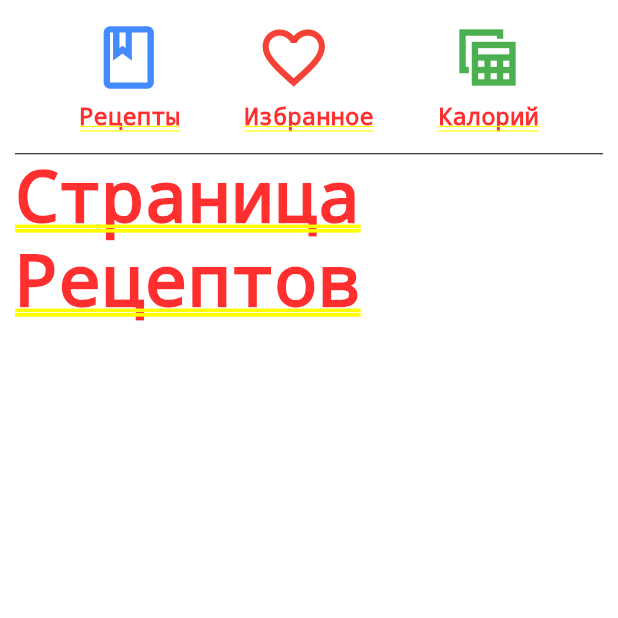
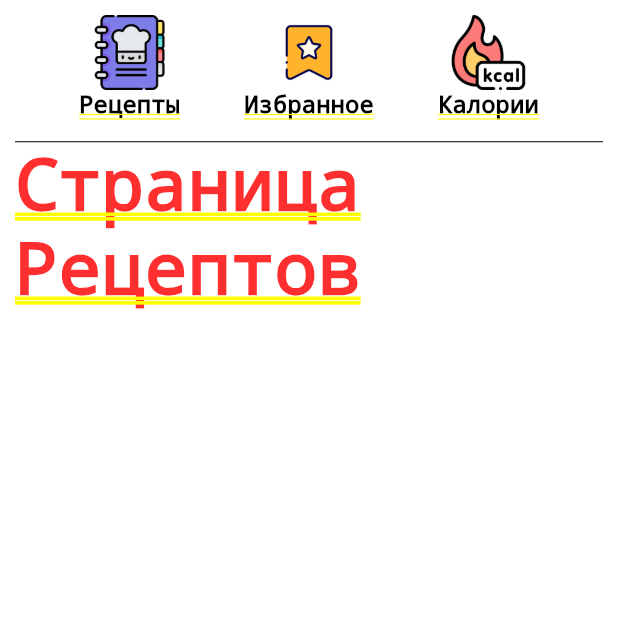
Before and after one commit to sdu-mp-21/eat-fit, a Flutter app: the MenuPage screen opened by its route, on a phone screen of 412 x 824 dp, the top half of it. Run offline on Flutter 3.47's test engine with Material 2 defaults, Android fonts, the phone set to English and light mode, and no system bars; our stand-ins replace connectivity, data_connection_checker, dio, fluttertoast, string_validator.

Commit message:
Update menu_page.dart

```diff
--- a/lib/menu_page.dart
+++ b/lib/menu_page.dart
@@ -25,82 +25,64 @@ class _MenuPageState extends State<MenuPage> {
   @override
   Widget build(BuildContext context) {
     return Container(
-      padding: EdgeInsets.fromLTRB(10, 5, 10, 0),
+      padding: EdgeInsets.fromLTRB(10, 10, 10, 0),
       child: Column(
         children: [
           Row(
             mainAxisAlignment: MainAxisAlignment.spaceEvenly,
             children: [
               Column(
-                crossAxisAlignment: CrossAxisAlignment.start,
+                crossAxisAlignment: CrossAxisAlignment.center,
                 children: [
-                  IconButton(
-                    onPressed: () {
+                  GestureDetector(
+                    onTap: () {
                       setState(() {
                         currentPageIndex = 0;
                       });
                     },
-                    icon: Icon(
-                      Icons.book_outlined,
-                      size: 50,
-                      color: Colors.blueAccent,
+                    child: Image.asset(
+                      'assets/recipe-book.png',
+                      width: 50,
+                      height: 50,
                     ),
                   ),
-                  SizedBox(height: 15,),
-                  Text(
-                    'Рецепты',
-                    style: TextStyle(
-                      fontSize: 16,
-                    ),
-                  ),
+                  setText('Рецепты', 16, Colors.black),
                 ],
               ),
               Column(
-                crossAxisAlignment: CrossAxisAlignment.start,
+                crossAxisAlignment: CrossAxisAlignment.center,
                 children: [
-                  IconButton(
-                    onPressed: () {
+                  GestureDetector(
+                    onTap: () {
                       setState(() {
                         currentPageIndex = 1;
                       });
                     },
-                    icon: Icon(
-                      Icons.favorite_border_outlined,
-                      color: Colors.red,
-                      size: 50,
+                    child: Image.asset(
+                      'assets/favorite.png',
+                      width: 50,
+                      height: 50,
                     ),
                   ),
-                  SizedBox(height: 15,),
-                  Text(
-                    'Избранное',
-                    style: TextStyle(
-                      fontSize: 16,
-                    ),
-                  ),
+                  setText('Избранное', 16, Colors.black),
                 ],
               ),
               Column(
-                crossAxisAlignment: CrossAxisAlignment.start,
+                crossAxisAlignment: CrossAxisAlignment.center,
                 children: [
-                  IconButton(
-                    onPressed: () {
+                  GestureDetector(
+                    onTap: () {
                       setState(() {
                         currentPageIndex = 2;
                       });
                     },
-                    icon: Icon(
-                      Icons.table_view_sharp,
-                      color: Colors.green,
-                      size: 50,
+                    child: Image.asset(
+                      'assets/calories.png',
+                      width: 50,
+                      height: 50,
                     ),
                   ),
-                  SizedBox(height: 15,),
-                  Text(
-                    'Калорий',
-                    style: TextStyle(
-                      fontSize: 16,
-                    ),
-                  ),
+                  setText('Калории', 16, Colors.black),
                 ],
               ),
             ],
@@ -115,4 +97,14 @@ class _MenuPageState extends State<MenuPage> {
       ),
     );
   }
+
+  Widget setText(String text, double fontSize, Color fontColor) {
+    return Text(
+      '$text',
+      style: TextStyle(
+        fontSize: fontSize,
+        color: fontColor,
+      ),
+    );
+  }
 }
```
